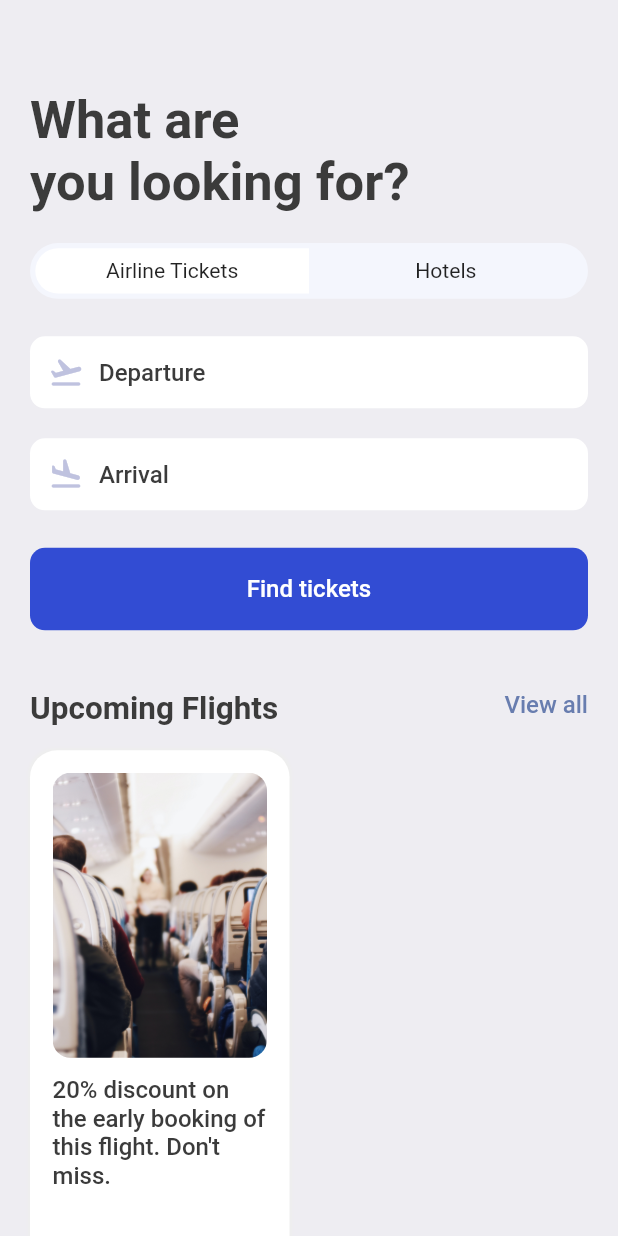
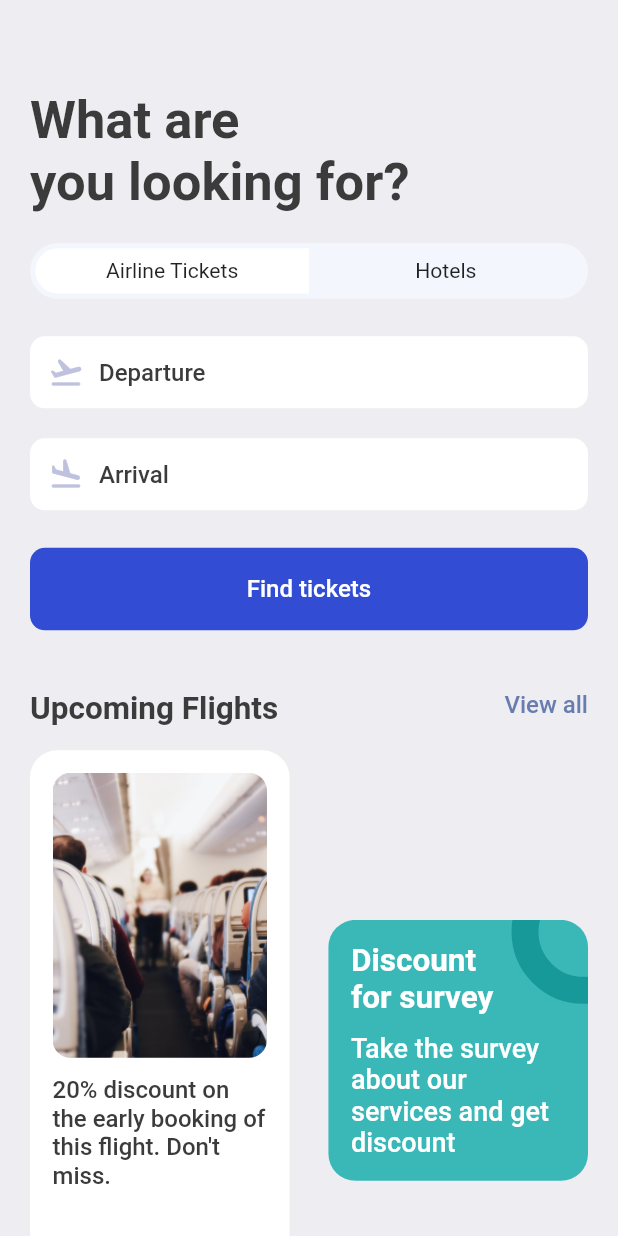
Before and after one commit to fhgaha/BookTicketsApp, a Flutter app: the SearchScreen screen opened directly, on a phone screen of 412 x 824 dp. Run offline on Flutter 3.47's test engine with Material 2 defaults, Android fonts, the phone set to English and light mode, and no system bars; our stand-ins replace fluentui_icons, gap, get.

Commit message:
upconing flights card second

```diff
--- a/lib/screens/search_screen.dart
+++ b/lib/screens/search_screen.dart
@@ -90,6 +90,7 @@ class SearchScreen extends StatelessWidget {
               bigText: "Upcoming Flights", smallText: "View all"),
           Gap(AppLayout.getHeight(15)),
           Row(
+            mainAxisAlignment: MainAxisAlignment.spaceBetween,
             children: [
               //card 1
               Container(
@@ -134,6 +135,66 @@ class SearchScreen extends StatelessWidget {
                   ],
                 ),
               ),
+              Column(
+                children: [
+                  //card 2
+                  Stack(
+                    children: [
+                      //green card
+                      Container(
+                        width: size.width * 0.42,
+                        // height: 144,
+                        decoration: BoxDecoration(
+                          color: const Color(0xff3ab8b8),
+                          borderRadius: BorderRadius.circular(
+                            AppLayout.getHeight(18),
+                          ),
+                        ),
+                        padding: EdgeInsets.symmetric(
+                          vertical: AppLayout.getHeight(15),
+                          horizontal: AppLayout.getWidth(15),
+                        ),
+                        child: Column(
+                          crossAxisAlignment: CrossAxisAlignment.start,
+                          children: [
+                            Text(
+                              "Discount\nfor survey",
+                              style: Styles.headLineStyle2.copyWith(
+                                fontWeight: FontWeight.bold,
+                                color: Colors.white,
+                              ),
+                            ),
+                            Gap(AppLayout.getHeight(10)),
+                            Text(
+                              "Take the survey about our services and get discount",
+                              style: Styles.textStyle.copyWith(
+                                  fontWeight: FontWeight.w500,
+                                  color: Colors.white,
+                                  fontSize: 18),
+                            ),
+                          ],
+                        ),
+                      ),
+                      //ring
+                      Positioned(
+                        right: -45,
+                        top: -40,
+                        child: Container(
+                          padding: EdgeInsets.all(AppLayout.getHeight(30)),
+                          decoration: BoxDecoration(
+                            shape: BoxShape.circle,
+                            border: Border.all(
+                              width: 18,
+                              color: Color(0xff189999),
+                            ),
+                            color: Colors.transparent,
+                          ),
+                        ),
+                      ),
+                    ],
+                  ),
+                ],
+              ),
             ],
           ),
         ],
```
